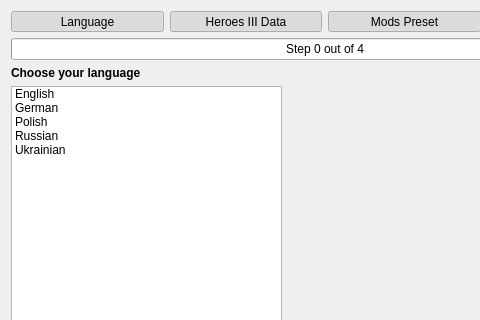
This is launcher/firstLaunch/firstlaunch_moc.ui in vcmi/vcmi as Qt 5 draws it before an edit; both pictures show x 0 to 480 and y 0 to 320 of the 650 by 409 pixel window. The edited form follows.
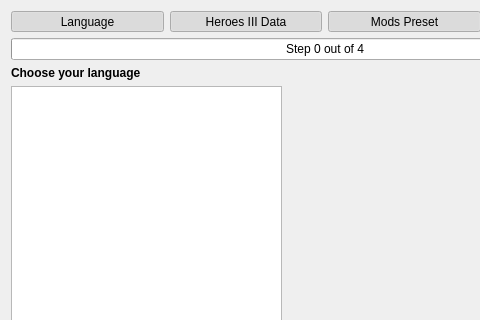
This is the edited form.

```diff
--- a/launcher/firstLaunch/firstlaunch_moc.ui
+++ b/launcher/firstLaunch/firstlaunch_moc.ui
@@ -207,31 +207,6 @@
          <property name="spacing">
           <number>5</number>
          </property>
-         <item>
-          <property name="text">
-           <string>English</string>
-          </property>
-         </item>
-         <item>
-          <property name="text">
-           <string>German</string>
-          </property>
-         </item>
-         <item>
-          <property name="text">
-           <string>Polish</string>
-          </property>
-         </item>
-         <item>
-          <property name="text">
-           <string>Russian</string>
-          </property>
-         </item>
-         <item>
-          <property name="text">
-           <string>Ukrainian</string>
-          </property>
-         </item>
         </widget>
        </item>
       </layout>
```
Left out of the diff: 70 changed lines with no effect on the pictures.
